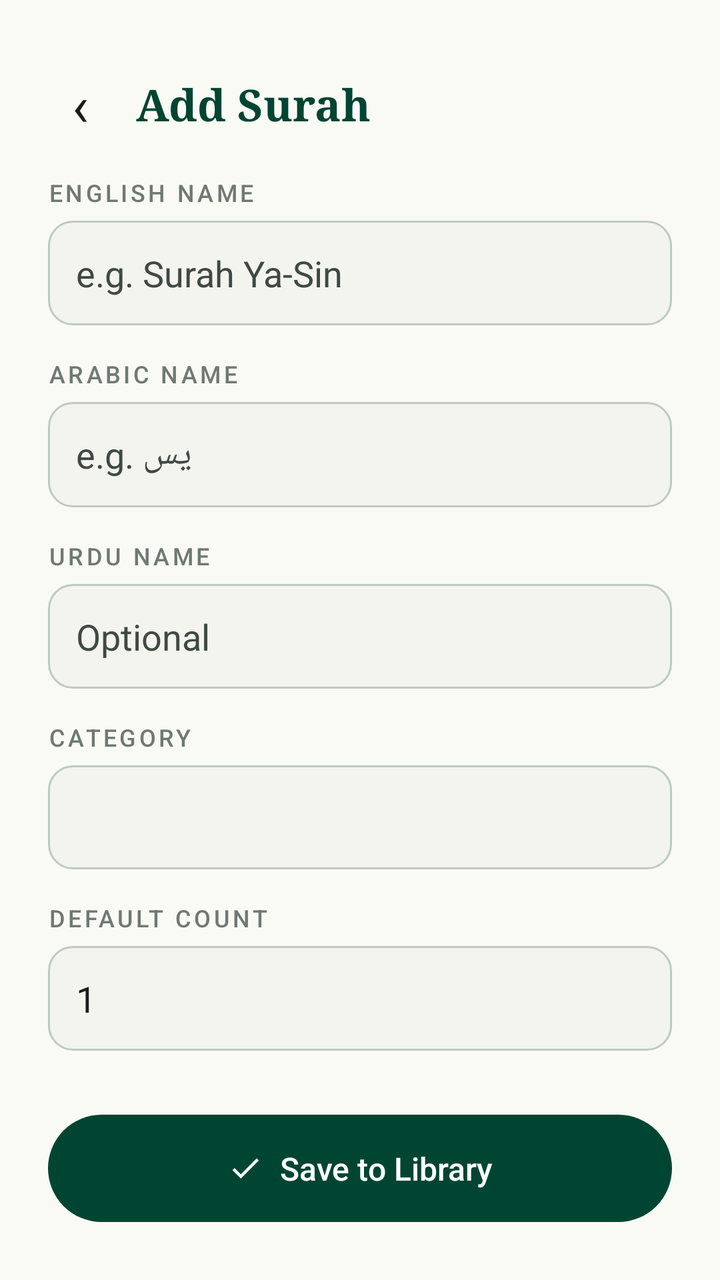
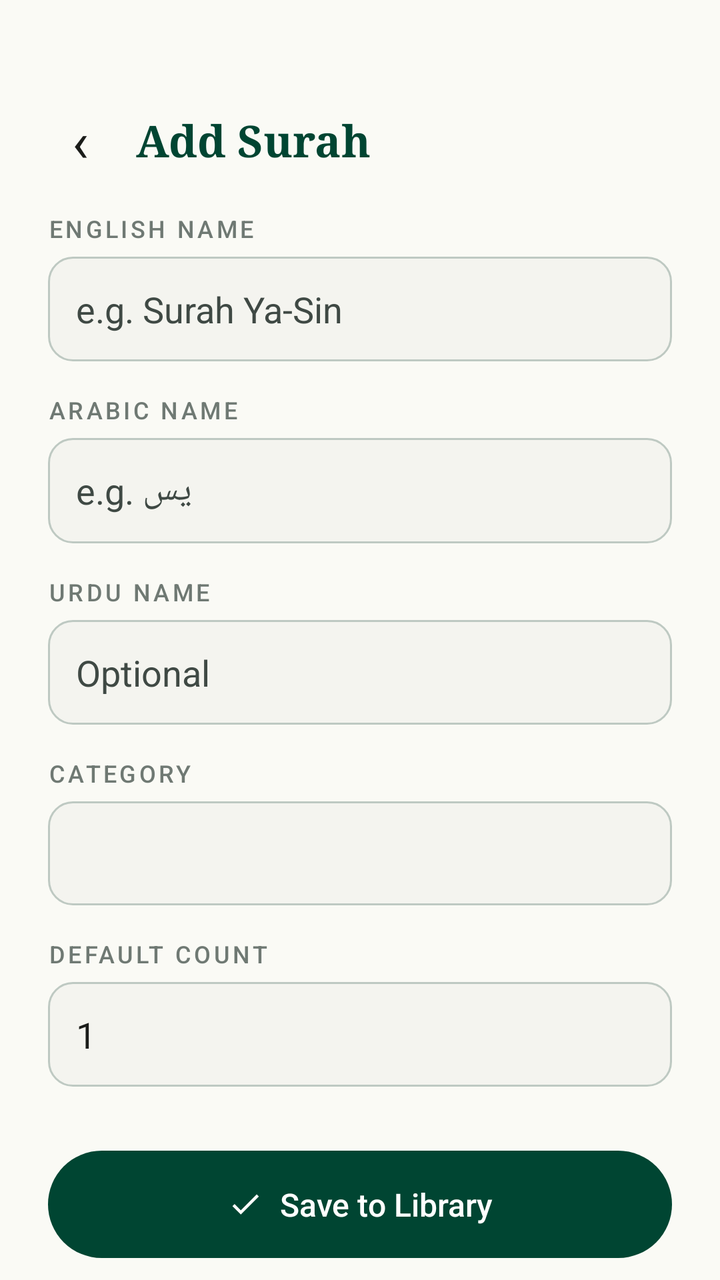

Two renders of the same Android screen: before a commit and after it. Below are the layout's source before the change and the commit's diff.
<!-- AndroidManifest.xml: application theme Theme.KasrateDarrod -->
<!-- res/layout/activity_add_recitation.xml -->
<?xml version="1.0" encoding="utf-8"?>
<LinearLayout xmlns:android="http://schemas.android.com/apk/res/android"
    xmlns:app="http://schemas.android.com/apk/res-auto"
    android:layout_width="match_parent"
    android:layout_height="match_parent"
    android:orientation="vertical"
    android:background="@color/surface">

    <LinearLayout android:layout_width="match_parent" android:layout_height="wrap_content"
        android:gravity="center_vertical" android:orientation="horizontal"
        android:paddingHorizontal="20dp" android:paddingTop="32dp" android:paddingBottom="4dp">
        <TextView android:id="@+id/btn_back"
            android:layout_width="40dp" android:layout_height="40dp"
            android:gravity="center" android:text="‹" android:textSize="28sp"
            android:textColor="@color/on_surface" />
        <TextView android:layout_width="wrap_content" android:layout_height="wrap_content"
            android:layout_marginStart="8dp" android:text="@string/add_surah"
            android:textSize="22sp" android:textStyle="bold"
            android:fontFamily="serif" android:textColor="@color/primary" />
    </LinearLayout>

    <androidx.core.widget.NestedScrollView
        android:layout_width="match_parent" android:layout_height="0dp"
        android:layout_weight="1" android:fillViewport="true">

        <LinearLayout android:layout_width="match_parent" android:layout_height="wrap_content"
            android:orientation="vertical" android:paddingHorizontal="24dp" android:paddingTop="12dp"
            android:paddingBottom="24dp">

            <TextView style="@style/Text.Overline" android:layout_width="wrap_content"
                android:layout_height="wrap_content" android:text="@string/english_name" />
            <EditText android:id="@+id/et_english"
                android:layout_width="match_parent" android:layout_height="wrap_content"
                android:layout_marginTop="6dp" android:background="@drawable/bg_input"
                android:padding="14dp" android:hint="@string/english_name_hint"
                android:inputType="textCapWords" android:textColor="@color/on_surface"
                android:textColorHint="@color/on_surface_variant" />

            <TextView style="@style/Text.Overline" android:layout_width="wrap_content"
                android:layout_height="wrap_content" android:layout_marginTop="16dp"
                android:text="@string/arabic_name" />
            <EditText android:id="@+id/et_arabic"
                android:layout_width="match_parent" android:layout_height="wrap_content"
                android:layout_marginTop="6dp" android:background="@drawable/bg_input"
                android:padding="14dp" android:hint="@string/arabic_name_hint"
                android:inputType="text" android:textColor="@color/on_surface"
                android:textColorHint="@color/on_surface_variant" />

            <TextView style="@style/Text.Overline" android:layout_width="wrap_content"
                android:layout_height="wrap_content" android:layout_marginTop="16dp"
                android:text="@string/urdu_name" />
            <EditText android:id="@+id/et_urdu"
                android:layout_width="match_parent" android:layout_height="wrap_content"
                android:layout_marginTop="6dp" android:background="@drawable/bg_input"
                android:padding="14dp" android:hint="@string/optional"
                android:inputType="text" android:textColor="@color/on_surface"
                android:textColorHint="@color/on_surface_variant" />

            <TextView style="@style/Text.Overline" android:layout_width="wrap_content"
                android:layout_height="wrap_content" android:layout_marginTop="16dp"
                android:text="@string/category" />
            <Spinner android:id="@+id/spinner_category"
                android:layout_width="match_parent" android:layout_height="wrap_content"
                android:layout_marginTop="6dp" android:background="@drawable/bg_input"
                android:padding="6dp" android:minHeight="52dp" />

            <TextView style="@style/Text.Overline" android:layout_width="wrap_content"
                android:layout_height="wrap_content" android:layout_marginTop="16dp"
                android:text="@string/default_count" />
            <EditText android:id="@+id/et_count"
                android:layout_width="match_parent" android:layout_height="wrap_content"
                android:layout_marginTop="6dp" android:background="@drawable/bg_input"
                android:padding="14dp" android:text="1"
                android:inputType="number" android:textColor="@color/on_surface" />

            <com.google.android.material.button.MaterialButton
                android:id="@+id/btn_save"
                style="@style/Widget.Noor.Button"
                android:layout_width="match_parent" android:layout_height="wrap_content"
                android:layout_marginTop="28dp" android:text="@string/save_surah"
                app:icon="@drawable/ic_check" app:iconGravity="textStart" />

            <ProgressBar android:id="@+id/add_progress"
                android:layout_width="wrap_content" android:layout_height="wrap_content"
                android:layout_gravity="center_horizontal" android:layout_marginTop="16dp"
                android:visibility="gone" />
        </LinearLayout>
    </androidx.core.widget.NestedScrollView>
</LinearLayout>
<!-- resources referenced by this layout -->
<resources>
  <color name="on_surface">#1a1c19</color>
  <color name="on_surface_variant">#3f4944</color>
  <color name="primary">#004532</color>
  <color name="surface">#fafaf5</color>
  <!-- drawable bg_input (drawable) -->
  <?xml version="1.0" encoding="utf-8"?>
  <shape xmlns:android="http://schemas.android.com/apk/res/android" android:shape="rectangle">
      <solid android:color="@color/surface_container_low" />
      <corners android:radius="12dp" />
      <stroke android:width="1dp" android:color="@color/outline_variant" />
  </shape>
  <!-- drawable ic_check (drawable) -->
  <vector xmlns:android="http://schemas.android.com/apk/res/android"
      android:width="24dp"
      android:height="24dp"
      android:viewportWidth="24"
      android:viewportHeight="24"
      android:tint="@color/primary">
      <path
          android:fillColor="@android:color/white"
          android:pathData="M9,16.17L4.83,12l-1.42,1.41L9,19 21,7l-1.41,-1.41z" />
  </vector>
  <string name="add_surah">Add Surah</string>
  <string name="arabic_name">Arabic name</string>
  <string name="arabic_name_hint">e.g. يس</string>
  <string name="category">Category</string>
  <string name="default_count">Default count</string>
  <string name="english_name">English name</string>
  <string name="english_name_hint">e.g. Surah Ya-Sin</string>
  <string name="optional">Optional</string>
  <string name="save_surah">Save to Library</string>
  <string name="urdu_name">Urdu name</string>
  <style name="Text.Overline" parent="TextAppearance.Material3.LabelMedium">
          <item name="android:fontFamily">sans-serif-medium</item>
          <item name="android:textColor">@color/outline</item>
          <item name="android:textAllCaps">true</item>
          <item name="android:letterSpacing">0.12</item>
      </style>
  <style name="Theme.KasrateDarrod" parent="Base.Theme.KasrateDarrod" />
  <color name="surface_container_low">#f4f4ef</color>
  <color name="outline_variant">#bec9c2</color>
  <color name="outline">#6f7973</color>
  <color name="on_primary">#ffffff</color>
  <color name="primary_container">#065f46</color>
  <color name="on_primary_container">#8bd6b7</color>
  <color name="secondary">#735c00</color>
  <color name="on_secondary">#ffffff</color>
  <color name="secondary_container">#fed65b</color>
  <color name="on_secondary_container">#745c00</color>
  <color name="tertiary">#004533</color>
  <color name="tertiary_container">#1d5d49</color>
  <color name="background">#fafaf5</color>
  <color name="on_background">#1a1c19</color>
  <color name="surface_container_highest">#e3e3de</color>
  <color name="error">#ba1a1a</color>
  <color name="surface_container_lowest">#ffffff</color>
  <style name="Shape.Noor.Small" parent="">
          <item name="cornerFamily">rounded</item>
          <item name="cornerSize">8dp</item>
      </style>
  <style name="Shape.Noor.Medium" parent="">
          <item name="cornerFamily">rounded</item>
          <item name="cornerSize">16dp</item>
      </style>
  <style name="Shape.Noor.Large" parent="">
          <item name="cornerFamily">rounded</item>
          <item name="cornerSize">24dp</item>
      </style>
  <style name="Animation.Noor.Activity" parent="@android:style/Animation.Activity">
          <item name="android:activityOpenEnterAnimation">@anim/slide_in_right</item>
          <item name="android:activityOpenExitAnimation">@anim/slide_out_left</item>
          <item name="android:activityCloseEnterAnimation">@anim/slide_in_left</item>
          <item name="android:activityCloseExitAnimation">@anim/slide_out_right</item>
      </style>
  <!-- unchanged entries left out for length: 2 -->
</resources>

<!-- the commit's change to res/layout/activity_add_recitation.xml (unified diff, before → after) -->
@@ -8,7 +8,7 @@
 
     <LinearLayout android:layout_width="match_parent" android:layout_height="wrap_content"
         android:gravity="center_vertical" android:orientation="horizontal"
-        android:paddingHorizontal="20dp" android:paddingTop="32dp" android:paddingBottom="4dp">
+        android:paddingHorizontal="20dp" android:paddingTop="50dp" android:paddingBottom="4dp">
         <TextView android:id="@+id/btn_back"
             android:layout_width="40dp" android:layout_height="40dp"
             android:gravity="center" android:text="‹" android:textSize="28sp"
